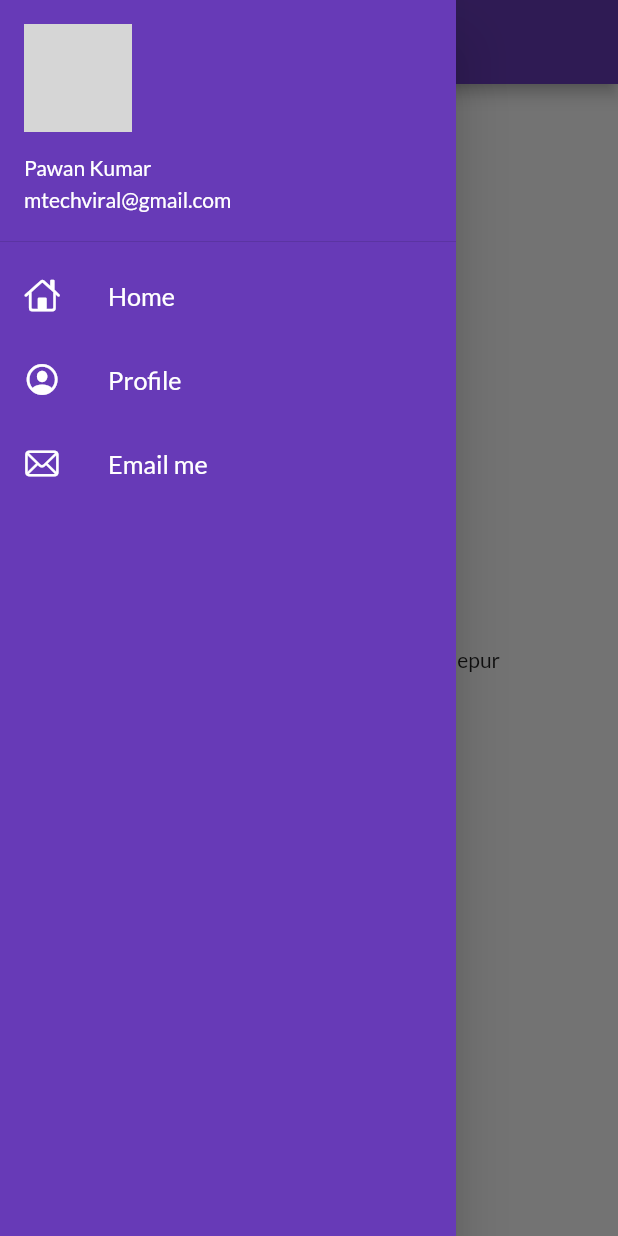
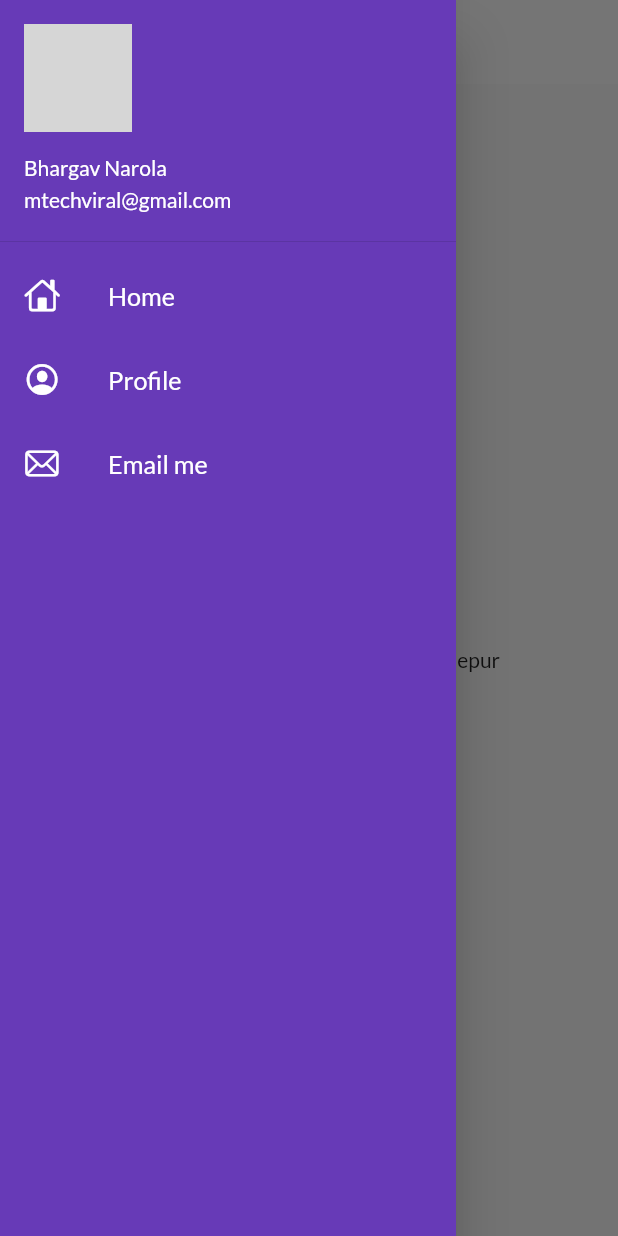
Before and after one commit to bhargavnarola/flutter_catalog, a Flutter app: the screen it shows after launch, with the side drawer open, on a phone screen of 412 x 824 dp. Run offline on Flutter 3.47's test engine with Material 2 defaults, Android fonts, the phone set to English and light mode, and no system bars; our stand-ins replace google_fonts; network calls fail; grey boxes are pictures that could not be loaded.

Commit message:
Chapter 1

```diff
--- a/lib/main.dart
+++ b/lib/main.dart
@@ -1,8 +1,11 @@
+import 'dart:ui';
+
 import 'package:flutter/material.dart';
 import 'package:flutter_catalog/pages/home_page.dart';
 import 'package:flutter_catalog/pages/login_page.dart';
 import 'package:flutter_catalog/utils/routes.dart';
-import 'package:google_fonts/google_fonts.dart';
+import 'package:flutter_catalog/widgets/themes.dart';
+
 
 void main() {
   runApp(MyApp());
@@ -13,20 +16,14 @@ class MyApp extends StatelessWidget {
   Widget build(BuildContext context) {
     return MaterialApp(
       themeMode: ThemeMode.light,
-      theme: ThemeData(
-        primarySwatch: Colors.deepPurple,
-        fontFamily: GoogleFonts.lato().fontFamily,
-      ),
+      theme: MyTheme.lightTheme(context),
+      darkTheme: MyTheme.darkTheme(context),
       debugShowCheckedModeBanner: false,
-      darkTheme: ThemeData(
-        brightness: Brightness.dark,
-          primarySwatch: Colors.green
-      ),
       initialRoute: MyRoutes.homeRoute,
       routes: {
-        "/" : (context) => LoginPage(),
-        MyRoutes.homeRoute : (context) => HomePage(),
-        MyRoutes.loginRoute :(context) => LoginPage()
+        "/": (context) => LoginPage(),
+        MyRoutes.homeRoute: (context) => HomePage(),
+        MyRoutes.loginRoute: (context) => LoginPage()
       },
     );
   }
--- a/lib/widgets/drawer.dart
+++ b/lib/widgets/drawer.dart
@@ -19,7 +19,7 @@ class MyDrawer extends StatelessWidget {
               padding: EdgeInsets.zero,
               child: UserAccountsDrawerHeader(
                 margin: EdgeInsets.zero,
-                accountName: Text('Pawan Kumar'),
+                accountName: Text('Bhargav Narola'),
                 accountEmail: Text('mtechviral@gmail.com'),
                 currentAccountPicture: CircleAvatar(
                   backgroundImage: NetworkImage(imageUrl),
--- /dev/null
+++ b/lib/widgets/themes.dart
@@ -0,0 +1,20 @@
+import 'package:flutter/material.dart';
+import 'package:google_fonts/google_fonts.dart';
+class MyTheme{
+
+  static ThemeData lightTheme(BuildContext context) => ThemeData(
+      primarySwatch: Colors.deepPurple,
+      fontFamily: GoogleFonts.lato().fontFamily,
+      appBarTheme: AppBarTheme(
+          color: Colors.white,
+          elevation: 0.0,
+          iconTheme: IconThemeData(color: Colors.black),
+          titleTextStyle: Theme.of(context).textTheme.titleLarge
+      )
+  );
+
+  static ThemeData darkTheme(BuildContext context) => ThemeData(
+      brightness: Brightness.dark
+  );
+
+}
```
